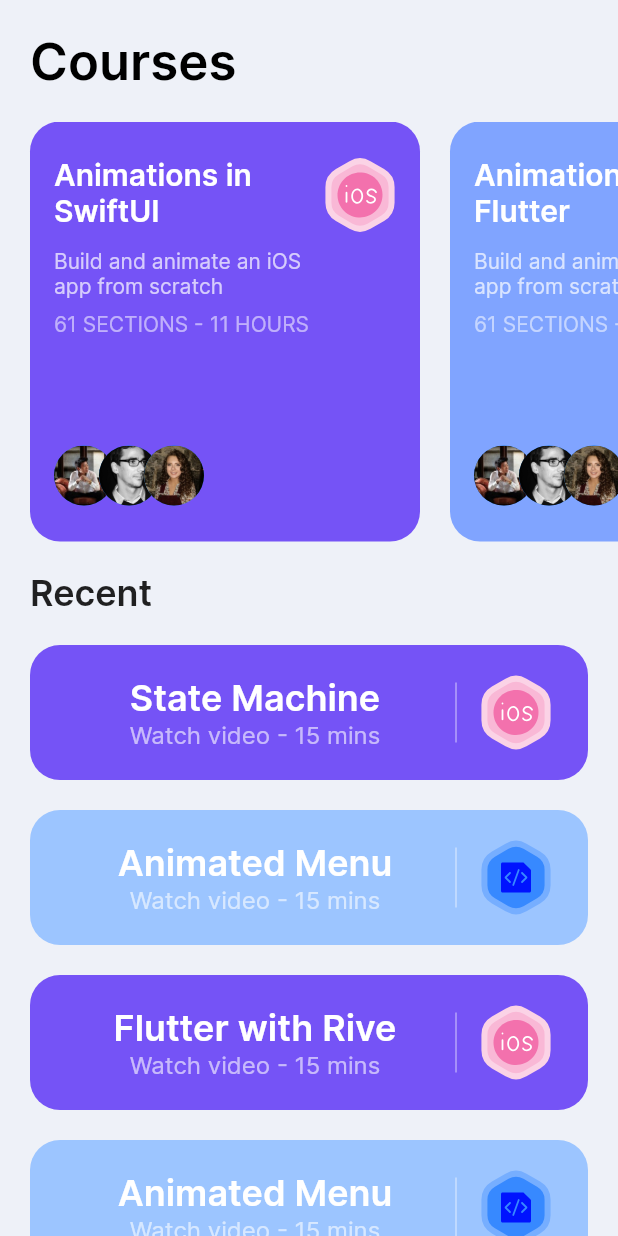
After one commit to thaopit1992/F_app_with_rive, a Flutter app: the HomeScreen screen opened directly, on a phone screen of 412 x 824 dp. The commit adds this screen. Run offline on Flutter 3.47's test engine with Material 2 defaults, Android fonts, the phone set to English and light mode, and no system bars; our stand-ins replace flutter_svg, rive.

Commit message:
no message

```diff
--- /dev/null
+++ b/lib/models/course.dart
@@ -0,0 +1,38 @@
+import 'package:flutter/material.dart';
+
+class Course {
+  final String title, description, iconSrc;
+  final Color bgColor;
+
+  Course({
+    required this.title,
+    this.description = "Build and animate an iOS app from scratch",
+    this.iconSrc = "assets/icons/ios.svg",
+    this.bgColor = const Color(0xFF7553F6),
+  });
+}
+
+List<Course> courses = [
+  Course(title: "Animations in SwiftUI"),
+  Course(
+    title: "Animations in Flutter",
+    iconSrc: "assets/icons/code.svg",
+    bgColor: const Color(0xFF80A4FF),
+  ),
+];
+
+// We need it later
+List<Course> recentCourses = [
+  Course(title: "State Machine"),
+  Course(
+    title: "Animated Menu",
+    bgColor: const Color(0xFF9CC5FF),
+    iconSrc: "assets/icons/code.svg",
+  ),
+  Course(title: "Flutter with Rive"),
+  Course(
+    title: "Animated Menu",
+    bgColor: const Color(0xFF9CC5FF),
+    iconSrc: "assets/icons/code.svg",
+  ),
+];
--- /dev/null
+++ b/lib/screens/home/components/course_card.dart
@@ -0,0 +1,69 @@
+import 'package:flutter/material.dart';
+import 'package:flutter_svg/flutter_svg.dart';
+
+import '../../../models/course.dart';
+
+class CourseCard extends StatelessWidget {
+  const CourseCard({
+    Key? key,
+    required this.course,
+  }) : super(key: key);
+
+  final Course course;
+
+  @override
+  Widget build(BuildContext context) {
+    return Container(
+      padding: const EdgeInsets.symmetric(horizontal: 16, vertical: 24),
+      height: 280,
+      width: 260,
+      decoration: BoxDecoration(
+        color: course.bgColor,
+        borderRadius: const BorderRadius.all(Radius.circular(20)),
+      ),
+      child: Row(
+        crossAxisAlignment: CrossAxisAlignment.start,
+        children: [
+          Expanded(
+            child: Column(
+              crossAxisAlignment: CrossAxisAlignment.start,
+              children: [
+                Text(
+                  course.title,
+                  style: Theme.of(context).textTheme.titleLarge!.copyWith(
+                      color: Colors.white, fontWeight: FontWeight.w600),
+                ),
+                Padding(
+                  padding: const EdgeInsets.only(top: 12, bottom: 8),
+                  child: Text(
+                    course.description,
+                    style: const TextStyle(color: Colors.white70),
+                  ),
+                ),
+                const Text(
+                  "61 SECTIONS - 11 HOURS",
+                  style: TextStyle(color: Colors.white54),
+                ),
+                const Spacer(),
+                Row(
+                  children: List.generate(
+                    3,
+                    (index) => Transform.translate(
+                      offset: Offset((-10 * index).toDouble(), 0),
+                      child: CircleAvatar(
+                        radius: 20,
+                        backgroundImage: AssetImage(
+                            "assets/avaters/Avatar ${index + 1}.jpg"),
+                      ),
+                    ),
+                  ),
+                )
+              ],
+            ),
+          ),
+          SvgPicture.asset(course.iconSrc)
+        ],
+      ),
+    );
+  }
+}
--- /dev/null
+++ b/lib/screens/home/home_screen.dart
@@ -0,0 +1,112 @@
+import 'package:flutter/material.dart';
+import 'package:flutter_svg/svg.dart';
+
+import '../../models/course.dart';
+import 'components/course_card.dart';
+
+class HomeScreen extends StatelessWidget {
+  const HomeScreen({super.key});
+
+  @override
+  Widget build(BuildContext context) {
+    return Scaffold(
+      body: SafeArea(
+        bottom: false,
+        child: SingleChildScrollView(
+          child: Column(
+            crossAxisAlignment: CrossAxisAlignment.start,
+            children: [
+              Padding(
+                padding: const EdgeInsets.all(20),
+                child: Text(
+                  "Courses",
+                  style: Theme.of(context).textTheme.headlineMedium!.copyWith(
+                      color: Colors.black, fontWeight: FontWeight.w600),
+                ),
+              ),
+              SingleChildScrollView(
+                scrollDirection: Axis.horizontal,
+                child: Row(
+                  children: [
+                    ...courses
+                        .map((course) => Padding(
+                              padding: const EdgeInsets.only(left: 20),
+                              child: CourseCard(course: course),
+                            ))
+                        .toList(),
+                  ],
+                ),
+              ),
+              Padding(
+                padding: const EdgeInsets.all(20),
+                child: Text(
+                  "Recent",
+                  style: Theme.of(context)
+                      .textTheme
+                      .headlineSmall!
+                      .copyWith(fontWeight: FontWeight.w600),
+                ),
+              ),
+              ...recentCourses.map(
+                (course) => Padding(
+                  padding:
+                      const EdgeInsets.only(left: 20, right: 20, bottom: 20),
+                  child: SecondaryCourseCard(course: course),
+                ),
+              ),
+            ],
+          ),
+        ),
+      ),
+    );
+  }
+}
+
+class SecondaryCourseCard extends StatelessWidget {
+  const SecondaryCourseCard({
+    Key? key,
+    required this.course,
+  }) : super(key: key);
+
+  final Course course;
+
+  @override
+  Widget build(BuildContext context) {
+    return Container(
+      padding: const EdgeInsets.symmetric(horizontal: 24, vertical: 20),
+      decoration: BoxDecoration(
+        color: course.bgColor,
+        borderRadius: const BorderRadius.all(Radius.circular(20)),
+      ),
+      child: Row(
+        children: [
+          Expanded(
+            child: Column(
+              children: [
+                Text(
+                  course.title,
+                  style: Theme.of(context).textTheme.headlineSmall!.copyWith(
+                        color: Colors.white,
+                        fontWeight: FontWeight.w600,
+                      ),
+                ),
+                Text(
+                  "Watch video - 15 mins",
+                  style: TextStyle(color: Colors.white60, fontSize: 16),
+                )
+              ],
+            ),
+          ),
+          SizedBox(
+            height: 40,
+            child: VerticalDivider(
+              color: Colors.white70,
+            ),
+          ),
+          SizedBox(width: 8),
+          SvgPicture.asset(course.iconSrc)
+        ],
+      ),
+    );
+  }
+}
```
Also changed, not shown: lib/components/animated_bar.dart (added, +24 -0 lines), lib/entry_point.dart (added, +92 -0 lines), lib/models/rive_asset.dart (added, +37 -0 lines), lib/screens/components/sign_in_form.dart (+14 -4 lines), lib/utils/rive_utils.dart (added, +11 -0 lines).
